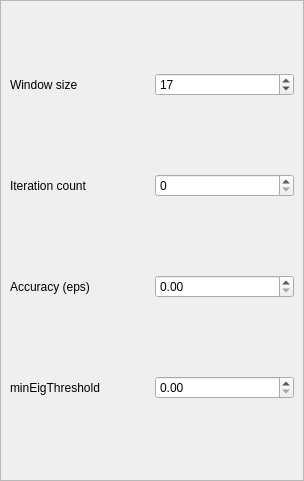
Qt form BioTracker/Plugin/LukasKanade/View/TrackerParameterView.ui (BioroboticsLab/biotracker_core) before a commit.
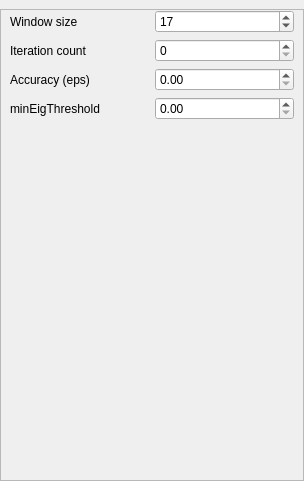
The same form after that commit.

Diff of the .ui file:
```diff
--- a/BioTracker/Plugin/LukasKanade/View/TrackerParameterView.ui
+++ b/BioTracker/Plugin/LukasKanade/View/TrackerParameterView.ui
@@ -24,7 +24,7 @@
     <number>0</number>
    </property>
    <property name="topMargin">
-    <number>0</number>
+    <number>9</number>
    </property>
    <property name="rightMargin">
     <number>0</number>
@@ -52,7 +52,7 @@
         <x>0</x>
         <y>0</y>
         <width>302</width>
-        <height>479</height>
+        <height>470</height>
        </rect>
       </property>
       <layout class="QHBoxLayout" name="horizontalLayout_4">
@@ -143,6 +143,19 @@
            </item>
           </layout>
          </item>
+         <item>
+          <spacer name="verticalSpacer">
+           <property name="orientation">
+            <enum>Qt::Vertical</enum>
+           </property>
+           <property name="sizeHint" stdset="0">
+            <size>
+             <width>20</width>
+             <height>40</height>
+            </size>
+           </property>
+          </spacer>
+         </item>
         </layout>
        </item>
       </layout>
```
